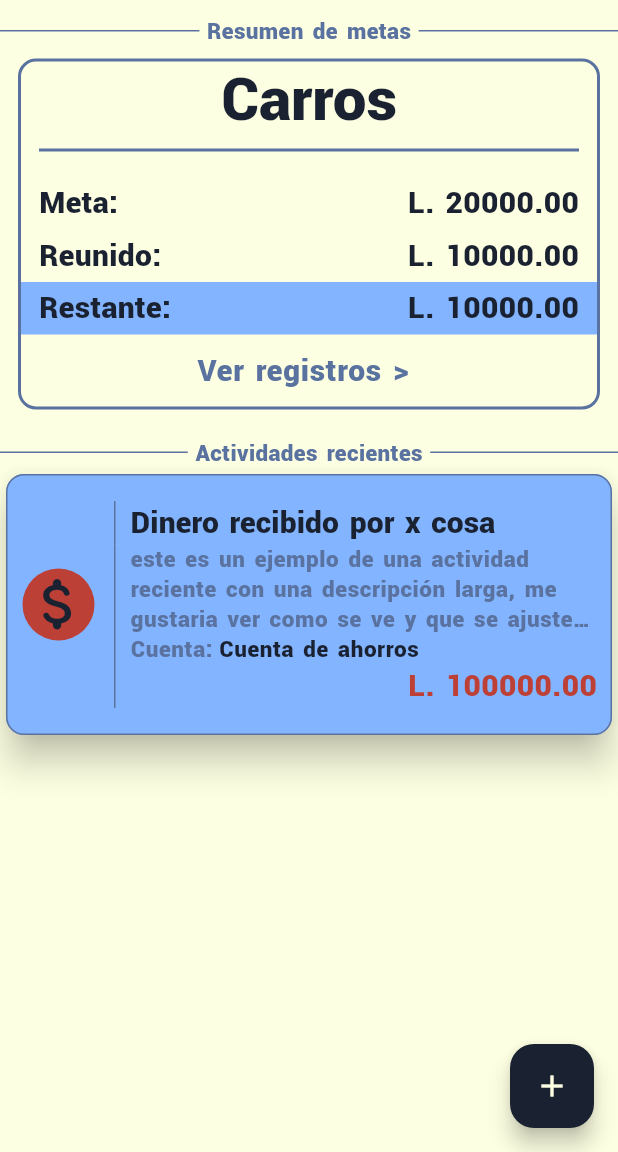
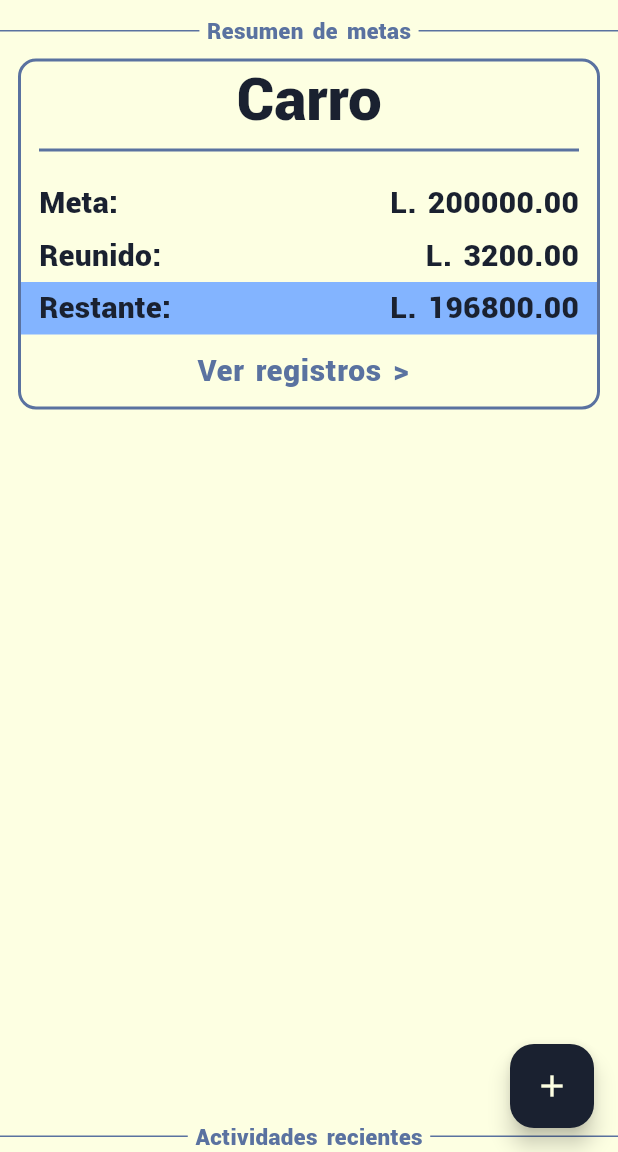
Before and after one commit to H4uSen/App-FINTES, a Flutter app: the InicioPage screen opened by its route, on a phone screen of 412 x 824 dp, the part 84-1236 px from its top. Run offline on Flutter 3.47's test engine with Material 3 defaults, Android fonts, the phone set to English and light mode, and no system bars; Roboto replaces fonts that are missing (Roboto-Regular).

Commit message:
Generación de clases para los registros y creación de los Builder para los de Metas

```diff
--- /dev/null
+++ b/lib/business_logic/dummy_data.dart
@@ -0,0 +1,75 @@
+import 'package:app_fintes/business_logic/transaction_details.dart';
+
+List<Account> accounts = [
+  Account(
+    accountId: '1',
+    accountName: 'Efectivo',
+    accountType: AccountType.account,
+  ),
+  Account(
+    accountId: '2',
+    accountName: 'Tarjeta',
+    accountType: AccountType.account,
+  ),
+  Account(
+    accountId: '3',
+    accountName: 'Ahorros',
+    accountType: AccountType.account,
+  ),
+  Account(
+    accountId: '4',
+    accountName: 'Carro',
+    accountType: AccountType.goal,
+    goalAmount: 200000,
+  ),
+  Account(
+    accountId: '5',
+    accountName: 'Netflix',
+    accountType: AccountType.recurrentPayment,
+    recurrentAmount: 250,
+  ),
+
+];
+
+List<RegistryDetails> registries = [
+  RegistryDetails(
+    registryId: '1',
+    title: 'Dinero recibido por x cosa',
+    description: 'este es un ejemplo de una actividad reciente con una descripción larga, me gustaria ver como se ve y que se ajuste de manera correcta en la pantalla',
+    account: accounts.firstWhere((e) => e.accountName == 'Ahorros'),
+    amount: 100000,
+    isDeposit: true,
+  ),
+  RegistryDetails(
+    registryId: '2',
+    title: 'Compra X Amazon',
+    description: 'este es un ejemplo de una actividad reciente con una descripción larga, me gustaria ver como se ve y que se ajuste de manera correcta en la pantalla',
+    account: accounts.firstWhere((e) => e.accountName == 'Tarjeta'),
+    amount: 500,
+    isDeposit: false,
+  ),
+  RegistryDetails(
+    registryId: '3',
+    title: 'Dinero recibido por Y cosa',
+    description: 'este es un ejemplo de una actividad reciente con una descripción larga, me gustaria ver como se ve y que se ajuste de manera correcta en la pantalla',
+    account: accounts.firstWhere((e) => e.accountName == 'Efectivo'),
+    amount: 100000,
+    isDeposit: true,
+  ),
+  RegistryDetails(
+    registryId: '4',
+    title: "Aporte para el carro",
+    description: "este es un ejemplo de una actividad reciente con una descripción larga, me gustaria ver como se ve y que se ajuste de manera correcta en la pantalla",
+    account: accounts.firstWhere((e) => e.accountName == 'Carro'),
+    amount: 3200,
+    isDeposit: true
+    ),
+  RegistryDetails(
+    registryId: '5',
+    title: 'Pago de Netflix',
+    description: 'este es un ejemplo de una actividad reciente con una descripción larga, me gustaria ver como se ve y que se ajuste de manera correcta en la pantalla',
+    amount: 250,
+    account: accounts.firstWhere((e) => e.accountName == 'Netflix'),
+    isDeposit: false,
+  )
+];
--- a/lib/business_logic/transaction_details.dart
+++ b/lib/business_logic/transaction_details.dart
@@ -5,3 +5,57 @@ String transactionSymbol (bool isDeposit) {
 String fixedCurrency (double amount, String currency) {
   return '$currency ${amount.toStringAsFixed(2)}';
 }
+
+class AccountType {
+  static const String account = 'Account';
+  static const String goal = 'Goal';
+  static const String recurrentPayment = 'RecurrentPayment';
+}
+
+class Account {
+  final String accountId;
+  final String accountName;
+  final String accountType;
+
+  final double? recurrentAmount;
+  final bool? isDeposit;
+  final double? goalAmount;
+
+
+  const Account({
+    required this.accountId,
+    required this.accountName,
+    required this.accountType,
+
+    this.recurrentAmount,
+    this.isDeposit,
+    this.goalAmount,
+  });
+
+  double goalCollected(List<RegistryDetails> goalRegistries) {
+    double collected = 0;
+    for(var goal in goalRegistries) {
+      collected += goal.amount;
+    }
+    return collected;
+  }
+}
+
+
+class RegistryDetails {
+  final String registryId;
+  final String title;
+  final String description;
+  final Account account;
+  final double amount;
+  final bool isDeposit;
+
+  const RegistryDetails({
+    required this.registryId,
+    required this.title,
+    required this.description,
+    required this.account,
+    required this.amount,
+    required this.isDeposit,
+  });
+}
--- a/lib/main.dart
+++ b/lib/main.dart
@@ -3,6 +3,7 @@ import 'package:app_fintes/pages/home_page.dart';
 import 'package:app_fintes/pages/principal_page.dart';
 import 'package:app_fintes/pages/login_page.dart';
 import 'package:app_fintes/pages/registro_page.dart';
+import 'package:app_fintes/pages/registrydetails_page.dart';
 import 'package:app_fintes/widgets/theme_config.dart';
 import 'package:flutter/material.dart';
 
@@ -24,6 +25,7 @@ class MainApp extends StatelessWidget {
         '/login': (context) => const LoginPage(),
         '/registro': (context) => const RegistroPage(),
         '/home': (context) => const InicioPage(),
+        '/registrydetails': (context) => const RegistrydetailsPage(),
       },
     );
   }
--- a/lib/pages/drawer.dart
+++ b/lib/pages/drawer.dart
@@ -1,3 +1,4 @@
+import 'package:app_fintes/business_logic/transaction_details.dart';
 import 'package:app_fintes/widgets/drawer/divider.dart';
 import 'package:app_fintes/widgets/drawer/drawer_navtile.dart';
 import 'package:app_fintes/widgets/drawer/setting_navtile.dart';
@@ -65,11 +66,21 @@ class CustomDrawer extends StatelessWidget {
 
                 //TODO: Hacer que los botones se les ponga una sombra para identificar la pagina actual y añadir la navegación a las otras paginas
                 const CustomDivider(title: 'Cuentas'),
-                DrawerNavTile(title: 'Cuenta de ahorros', icon: Icons.attach_money_rounded, onTap: (){}, iconBkgColor: CustomColors.green,),
+                DrawerNavTile(title: 'Cuenta de ahorros',
+                  icon: Icons.attach_money_rounded,
+                  onTap: (){},
+                  iconBkgColor: CustomColors.green,),
                 const CustomDivider(title: 'Vacío', showLines: false),
                 //TODO: Agregar un list builder que cree los botones y muestre las cuentas del usuario
+
+
                 const CustomDivider(title: 'Metas'),
+                DrawerNavTile(title: 'Carro',
+                  icon: Icons.star_border_rounded,
+                  onTap: (){},
+                  iconBkgColor: CustomColors.yellow,),
                 const CustomDivider(title: 'Vacío', showLines: false),
+
 
                 const CustomDivider(title: 'Pagos recurrentes'),
                 const CustomDivider(title: 'Vacío', showLines: false),
--- a/lib/pages/home_page.dart
+++ b/lib/pages/home_page.dart
@@ -1,9 +1,11 @@
+import 'package:app_fintes/business_logic/transaction_details.dart';
 import 'package:app_fintes/widgets/drawer/divider.dart';
 import 'package:app_fintes/pages/drawer.dart';
 import 'package:app_fintes/widgets/home/goal_card.dart';
 import 'package:app_fintes/widgets/home/recentactivity_tile.dart';
 import 'package:app_fintes/widgets/theme_config.dart';
 import 'package:flutter/material.dart';
+import '../business_logic/dummy_data.dart';
 
 
 class InicioPage extends StatefulWidget {
@@ -13,6 +15,9 @@ class InicioPage extends StatefulWidget {
 }
 
 class _InicioPageState extends State<InicioPage> {
+
+  var goalsRegistries = registries.where((e)=> e.account.accountType == AccountType.goal).toList();
+  double goalCollected = 0;
 
 
   @override
@@ -25,22 +30,60 @@ class _InicioPageState extends State<InicioPage> {
         ),
         centerTitle: true,
       ),
-      body: ListView(
+      /*body: ListView(
         children: [
           const CustomDivider(title: 'Resumen de metas'),
           //#TODO: Implementar la navegación a la pantalla de registros
-          GoalCard(title: 'Carros', goal: 20000, collected: 10000, onTap: (){},),
+          GoalCard(title: 'Carros', goal: 20000, collected: 10000, onTap: (){},showLeadingButton: false,),
+
           const CustomDivider(title: 'Actividades recientes'),
-          const RecentActivityTile(
+          RecentActivityTile(
             title: 'Dinero recibido por x cosa',
             description: 'este es un ejemplo de una actividad reciente con una descripción larga, me gustaria ver como se ve y que se ajuste de manera correcta en la pantalla',
             account: 'Cuenta de ahorros',
             amount: 100000,
+            isDeposit: true,
+            onTap:(){},
+          ),
+          RecentActivityTile(
+            title: 'Compra X Amazon',
+            description: 'este es un ejemplo de una actividad reciente con una descripción larga, me gustaria ver como se ve y que se ajuste de manera correcta en la pantalla',
+            account: 'Tarjeta 1',
+            amount: 500,
             isDeposit: false,
+            onTap:(){},
           ),
         ],
 
+      ),*/
+
+      body: Column(
+        children: [
+          const CustomDivider(title: 'Resumen de metas'),
+          Expanded(
+            child: ListView.builder(
+                  itemCount: goalsRegistries.length,
+                  itemBuilder: (context, index) {
+                      return GoalCard(
+                      title: goalsRegistries[index].account.accountName,
+                      goal: (goalsRegistries[index].account.goalAmount == null) ? 0: goalsRegistries[index].account.goalAmount!,
+                      collected: (goalsRegistries[index].account.goalAmount == null) ? 0: goalsRegistries[index].account.goalCollected(goalsRegistries),
+                      onTap: (){
+                        Navigator.pushNamed(context, '/registrydetails', arguments: registries[index]);
+                      },
+                      showLeadingButton: true,
+                    );
+
+                  },
+                ),
+          ),
+
+          const CustomDivider(title: 'Actividades recientes'),
+        ],
       ),
+
+
+
       floatingActionButton: FloatingActionButton(
         onPressed: (){},
         backgroundColor: CustomColors.black,
--- a/lib/widgets/home/goal_card.dart
+++ b/lib/widgets/home/goal_card.dart
@@ -3,11 +3,12 @@ import 'package:app_fintes/widgets/theme_config.dart';
 import 'package:flutter/material.dart';
 
 class GoalCard extends StatefulWidget {
-  const GoalCard({super.key, required this.title, required this.goal, required this.collected, this.onTap, });
+  const GoalCard({super.key, required this.title, required this.goal, required this.collected, this.showLeadingButton = true, this.onTap, });
 
   final String title;
   final double goal;
   final double collected;
+  final bool showLeadingButton;
   final void Function()? onTap;
 
   @override
@@ -15,6 +16,8 @@ class GoalCard extends StatefulWidget {
 }
 
 class _GoalCardState extends State<GoalCard> {
+
+
   @override
   Widget build(BuildContext context) {
     return Padding(
@@ -59,13 +62,14 @@ class _GoalCardState extends State<GoalCard> {
                       GoalCardRow(title: 'Meta:', amount: widget.goal, ),
                       GoalCardRow(title: 'Reunido:', amount: widget.collected),
                       GoalCardRow(title: 'Restante:', amount: widget.goal - widget.collected, bkgColor: CustomColors.lightBlue,),
+
+                      if(widget.showLeadingButton)
                       ListTile(
                       visualDensity: VisualDensity.compact,
                         title: const Center(child: Text('Ver registros >',style: TextStyle(color: CustomColors.darkBlue, fontSize: 20),)),
-                        onTap: widget.onTap
-
-                        ,
-                      ),
+                        onTap: widget.onTap,
+                      )
+                      else const SizedBox(height: 10.0),
                     ],
                   ),
                 ),
--- a/lib/widgets/theme_config.dart
+++ b/lib/widgets/theme_config.dart
@@ -5,14 +5,15 @@ class CustomColors {
   static const Color black = Color.fromRGBO(26, 33, 48, 1);
   static const Color lightBlue = Color.fromRGBO(131, 180, 255, 1);
   static const Color darkBlue = Color.fromRGBO(90, 114, 160, 1);
-  static const Color green = Color.fromARGB(255, 64, 172, 68);
+  static const Color green = Color.fromARGB(255, 72, 155, 75);
   static const Color red =  Color.fromARGB(255, 189, 64, 55);
+  static const Color yellow = Color.fromARGB(255, 235, 235, 126);
 }
 
 
 
 ThemeData customThemeData = ThemeData(
-        fontFamily:'Roboto',
+        fontFamily:'Roboto-Regular',
         primaryColor: CustomColors.lightBlue,
         scaffoldBackgroundColor: CustomColors.white,
         buttonTheme: const ButtonThemeData(
@@ -21,7 +22,7 @@ ThemeData customThemeData = ThemeData(
         ),
         appBarTheme:const AppBarTheme(
           backgroundColor: CustomColors.lightBlue,
-          titleTextStyle: TextStyle(color: CustomColors.black, fontSize: 30, fontFamily: 'Roboto', wordSpacing: 2),
+          titleTextStyle: TextStyle(color: CustomColors.black, fontSize: 30, fontFamily: 'Roboto-Regular', wordSpacing: 2),
         ),
         textTheme: const TextTheme(
 
```
Also changed, not shown: lib/pages/registrydetails_page.dart (added, +26 -0 lines), lib/widgets/drawer/drawer_navtile.dart (+11 -3 lines).
